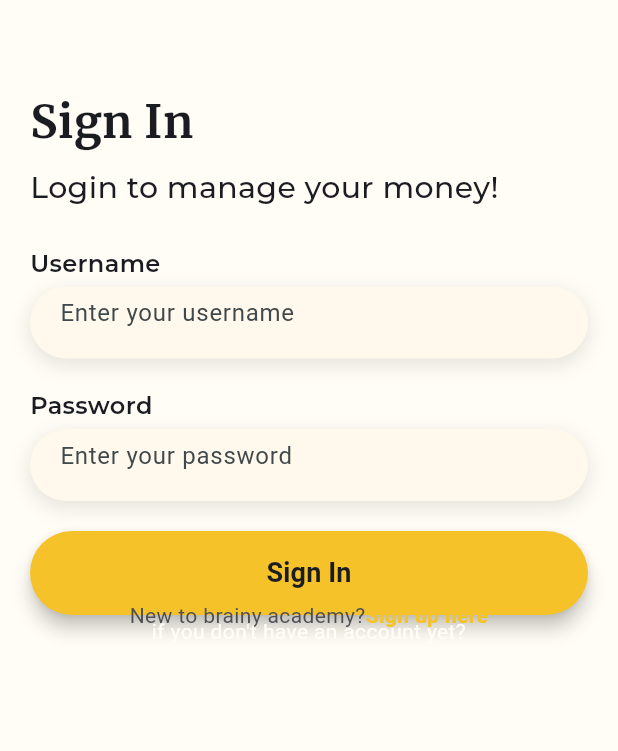
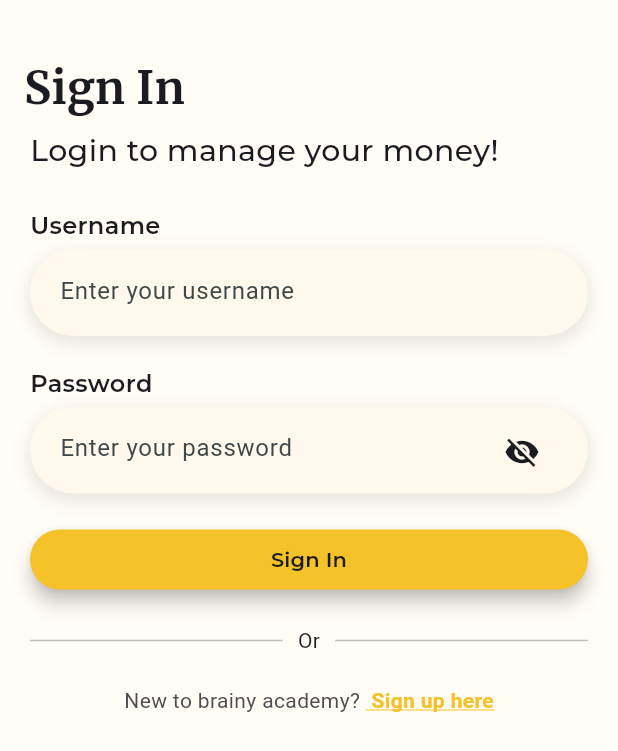
Before and after one commit to Puppychan/tymesavingfrontend, a Flutter app: the screen it shows after launch, on a phone screen of 412 x 824 dp. Shown: the top 751 px of the screen. Run offline on Flutter 3.47's test engine with Material 3 defaults, Android fonts, the phone set to English and light mode, and no system bars; project files that could hold a hidden picture were left out.

Commit message:
feat: update auth template, and add hide view password field

```diff
--- /dev/null
+++ b/lib/common/app_padding.dart
@@ -0,0 +1,5 @@
+import 'package:flutter/material.dart';
+
+class AppPaddingStyles {
+  static const EdgeInsetsGeometry pagePadding = EdgeInsets.fromLTRB(20, 0, 20, 20);
+}
--- /dev/null
+++ b/lib/components/divider_with_text.dart
@@ -0,0 +1,45 @@
+import 'package:flutter/material.dart';
+import 'package:tymesavingfrontend/common/app_color.dart';
+
+class DividerWithText extends StatelessWidget {
+  final String text;
+  final TextStyle? textStyle;
+  final Color lineColor;
+
+  const DividerWithText({
+    Key? key,
+    required this.text,
+    this.textStyle,
+    this.lineColor = AppColors.divider,
+  }) : super(key: key);
+
+  @override
+  Widget build(BuildContext context) {
+    return Row(
+      children: <Widget>[
+        Expanded(
+          child: Container(
+            margin: const EdgeInsets.only(right: 10.0),
+            child: Divider(
+              color: lineColor,
+              height: 1.5,
+            ),
+          ),
+        ),
+        Text(
+          text,
+          style: textStyle ?? const TextStyle(color: AppColors.gray),
+        ),
+        Expanded(
+          child: Container(
+            margin: const EdgeInsets.only(left: 10.0),
+            child: Divider(
+              color: lineColor,
+              height: 1.5,
+            ),
+          ),
+        ),
+      ],
+    );
+  }
+}
--- /dev/null
+++ b/lib/components/heading.dart
@@ -0,0 +1,40 @@
+import 'package:flutter/material.dart';
+import 'package:tymesavingfrontend/common/app_color.dart';
+import 'package:tymesavingfrontend/common/app_text_style.dart';
+import 'package:tymesavingfrontend/components/text_align.dart';
+
+class Heading extends StatelessWidget implements PreferredSizeWidget {
+  final String title;
+  final bool showBackButton;
+
+  const Heading({super.key, required this.title, this.showBackButton = false});
+
+  @override
+  Widget build(BuildContext context) {
+    return SafeArea(
+        child: Padding(
+            padding: const EdgeInsets.only(top: 30),
+            child: AppBar(
+              backgroundColor: AppColors.cream,
+              surfaceTintColor: AppColors.cream, // when scroll
+              title: CustomAlignText(text: title, style: AppTextStyles.heading),
+              leading: showBackButton
+                  ? IconButton(
+                      onPressed: () {
+                        Navigator.pop(context);
+                      },
+                      icon: const Icon(
+                        Icons.arrow_back_ios,
+                        color: AppColors
+                            .primaryText, // Ensure AppColors.primaryText is defined
+                        size: 24.0,
+                        semanticLabel: 'Back to previous page',
+                      ),
+                    )
+                  : null,
+            )));
+  }
+
+  @override
+  Size get preferredSize => const Size.fromHeight(kToolbarHeight + 30);
+}
--- a/lib/components/primary_button.dart
+++ b/lib/components/primary_button.dart
@@ -1,4 +1,5 @@
 import 'package:flutter/material.dart';
+import 'package:tymesavingfrontend/common/app_text_style.dart';
 import 'package:tymesavingfrontend/enum/button_theme.dart';
 import 'package:tymesavingfrontend/common/button_theme_data.dart';
 
@@ -23,15 +24,12 @@ class PrimaryButton extends StatelessWidget {
           style: AppButtonThemeData.themes[theme]?.copyWith(
             elevation: MaterialStateProperty.all(5), // Add shadow
             padding: MaterialStateProperty.all(
-              const EdgeInsets.symmetric(vertical: 15), // Adjust padding to your needs
+              const EdgeInsets.symmetric(vertical: 10), // Adjust padding to your needs
             ),
           ),
           child: Text(
             title,
-            style: const TextStyle(
-              fontSize: 18, // Adjust font size to your needs
-              fontWeight: FontWeight.bold, // Makes text bold
-            ),
+            style: AppTextStyles.button,
           ),
         ));
   }
--- a/lib/components/round_text_field.dart
+++ b/lib/components/round_text_field.dart
@@ -2,14 +2,15 @@ import 'package:flutter/material.dart';
 import 'package:tymesavingfrontend/common/app_color.dart';
 import 'package:tymesavingfrontend/common/app_text_style.dart';
 
-class RoundTextField extends StatelessWidget {
+class RoundTextField extends StatefulWidget {
   final String label;
   final String placeholder;
   final TextEditingController? controller;
   final TextInputType? keyboardType;
   // final TextAlign titleAlign;
   final bool obscureText;
-  final double componentHeight = 48;
+  final bool isPasswordField;
+  final double componentHeight = 58;
   final String? Function(String?)? validator; // Add a validator parameter
 
   const RoundTextField(
@@ -18,10 +19,23 @@ class RoundTextField extends StatelessWidget {
       required this.label,
       required this.placeholder,
       this.controller,
+      this.isPasswordField = false,
       this.keyboardType,
       this.obscureText =
           false, // Whether the text should be obscured - hidden from view - for passwords
       this.validator});
+
+  @override
+  State<RoundTextField> createState() => _RoundTextFieldState();
+}
+
+class _RoundTextFieldState extends State<RoundTextField> {
+  late bool _isObscure;
+  @override
+  void initState() {
+    super.initState();
+    _isObscure = widget.obscureText;
+  }
 
   @override
   Widget build(BuildContext context) {
@@ -33,7 +47,7 @@ class RoundTextField extends StatelessWidget {
           children: [
             Expanded(
               child: Text(
-                label,
+                widget.label,
                 textAlign: TextAlign.left,
                 style: AppTextStyles.inputLabel,
               ),
@@ -46,14 +60,14 @@ class RoundTextField extends StatelessWidget {
         ),
         // Input field
         Container(
-          height: componentHeight,
+          height: widget.componentHeight,
           width: double.maxFinite,
           alignment: Alignment.centerLeft,
           padding: const EdgeInsets.symmetric(horizontal: 20, vertical: 10),
           decoration: BoxDecoration(
             color: AppColors.tertiary,
             // border: Border.all(color: AppColors.divider),
-            borderRadius: BorderRadius.circular(componentHeight / 2),
+            borderRadius: BorderRadius.circular(widget.componentHeight / 2),
             boxShadow: const [
               BoxShadow(
                 color: Color(0x19000000),
@@ -64,19 +78,31 @@ class RoundTextField extends StatelessWidget {
             ],
           ),
           child: TextFormField(
-            controller: controller,
+            controller: widget.controller,
             // autovalidateMode:AutovalidateMode.onUserInteraction,
             decoration: InputDecoration(
               focusedBorder: InputBorder.none,
               enabledBorder: InputBorder.none,
-              // focusedErrorBorder: InputBorder.none,
-              hintText: placeholder,
+              focusedErrorBorder: InputBorder.none,
+              errorBorder: InputBorder.none,
+              hintText: widget.placeholder,
               contentPadding: const EdgeInsets.symmetric(vertical: 10),
-              // errorBorder: InputBorder.none,
-              // errorStyle: const TextStyle(fontSize: 0, height: 0),
+              errorStyle: const TextStyle(fontSize: 0, height: 0),
+              // icon
+              suffixIcon:  widget.isPasswordField ? IconButton(
+                icon: Icon(
+                  _isObscure ? Icons.visibility_off : Icons.visibility, // Toggle the icon
+                  color: AppColors.primaryText,
+                ),
+                onPressed: () {
+                  setState(() {
+                    _isObscure = !_isObscure;
+                  });
+                },
+              ) : null,
             ),
-            keyboardType: keyboardType,
-            obscureText: obscureText,
+            keyboardType: widget.keyboardType,
+            obscureText: _isObscure,
             // validator: validator, // Use the validator
           ),
         )
--- /dev/null
+++ b/lib/components/text_align.dart
@@ -0,0 +1,23 @@
+import 'package:flutter/material.dart';
+
+class CustomAlignText extends StatelessWidget {
+  final String text;
+  final TextAlign alignment;
+  final TextStyle style;
+
+  const CustomAlignText(
+      {super.key, required this.text, this.alignment = TextAlign.left, required this.style});
+
+  @override
+  Widget build(BuildContext context) {
+    return Align(
+      alignment: Alignment.centerLeft,
+      child: Text(
+        text,
+        style: style,
+        textAlign: alignment,
+        textWidthBasis: TextWidthBasis.longestLine,
+      ),
+    );
+  }
+}
--- a/lib/layouts/login_form.dart
+++ b/lib/layouts/login_form.dart
@@ -20,7 +20,7 @@ class _LoginFormState extends State<LoginForm> {
   void _trySubmit() {
     // Manually trigger validation and show errors in toast if any field is not valid
     final String? validateMessageUsername =
-        Validator.validateEmail(_usernameController.text);
+        Validator.validateUsername(_usernameController.text);
     if (validateMessageUsername != null) {
       ErrorDisplay.showErrorToast(validateMessageUsername, context);
       return;
@@ -66,7 +66,7 @@ class _LoginFormState extends State<LoginForm> {
             label: "Username",
             controller: _usernameController,
             placeholder: 'Enter your username',
-            keyboardType: TextInputType.emailAddress,
+            keyboardType: TextInputType.text,
             // validator: Validator
             //     .validateEmail, // only if want to validate email under the text field
           ),
@@ -76,6 +76,8 @@ class _LoginFormState extends State<LoginForm> {
             placeholder: 'Enter your password',
             controller: _passwordController,
             obscureText: true,
+            isPasswordField: true,
+            keyboardType: TextInputType.visiblePassword,
             // validator: Validator.validatePassword,
           ),
           const SizedBox(height: 20),
--- a/lib/screens/sign_in_page.dart
+++ b/lib/screens/sign_in_page.dart
@@ -1,13 +1,13 @@
 import 'package:flutter/gestures.dart';
 import 'package:flutter/material.dart';
-import 'package:tymesavingfrontend/components/primary_button.dart';
-import 'package:tymesavingfrontend/components/round_text_field.dart';
+import 'package:tymesavingfrontend/common/app_padding.dart';
+import 'package:tymesavingfrontend/components/divider_with_text.dart';
+import 'package:tymesavingfrontend/components/heading.dart';
+import 'package:tymesavingfrontend/components/text_align.dart';
 import 'package:tymesavingfrontend/layouts/login_form.dart';
-// import 'package:tymesavingfrontend/components/SecondaryButton.dart';
-import 'package:tymesavingfrontend/screens/SignUpPage.dart';
+import 'package:tymesavingfrontend/screens/sign_up_page.dart';
 import 'package:tymesavingfrontend/common/app_color.dart';
 import 'package:tymesavingfrontend/common/app_text_style.dart';
-import 'package:tymesavingfrontend/utils/validator.dart';
 
 class SignInView extends StatefulWidget {
   const SignInView({super.key});
@@ -20,112 +20,78 @@ class _SignInViewState extends State<SignInView> {
   TextEditingController txtUsername = TextEditingController();
   TextEditingController txtPassword = TextEditingController();
   bool isRemember = false;
-  // final TapGestureRecognizer _signUpTapRecognizer = TapGestureRecognizer()
-  //   ..onTap = () {
-  //     // Handle the tap event, e.g., by navigating to a sign-up page
-  //     print('Navigate to sign-up screen');
-  //   };
+
 
   @override
   Widget build(BuildContext context) {
     var media = MediaQuery.sizeOf(context);
-    return const Scaffold(
+    // Create the TapGestureRecognizer
+    final TapGestureRecognizer signUpRecognizer = TapGestureRecognizer()
+      ..onTap = () {
+        // Code to execute when "Sign up here" is tapped
+        Navigator.push(
+          context,
+          MaterialPageRoute(builder: (context) => const SignUpView()),
+        );
+      };
+        return Scaffold(
       backgroundColor: AppColors.cream,
-      body: SafeArea(
-        child: Padding(
-          padding: EdgeInsets.fromLTRB(20, 60, 20, 10),
-          child: Column(
+      appBar: const Heading(title: 'Sign In'),
+      body: SingleChildScrollView(
+        padding: AppPaddingStyles.pagePadding,
+        child: Column(
             crossAxisAlignment: CrossAxisAlignment.center,
             children: [
               // Image.asset("assets/img/app_logo_light.png",
               //     width: media.width * 0.5, fit: BoxFit.contain),
-              Align(
-                alignment: Alignment.centerLeft,
-                child: Text(
-                  'Sign In',
-                  style: AppTextStyles.heading,
-                  textAlign: TextAlign.left,
-                  textWidthBasis: TextWidthBasis.longestLine,
-                ),
-              ),
-              SizedBox(
-                height: 8,
-              ),
-              Align(
-                alignment: Alignment.centerLeft,
-                child: Text(
-                  'Login to manage your money!',
-                  style: AppTextStyles.subHeading,
-                  textAlign: TextAlign.left,
-                  textWidthBasis: TextWidthBasis.longestLine,
-                ),
-              ),
-              SizedBox(
+              const CustomAlignText(text: 'Login to manage your money!', style: AppTextStyles.subHeading),
+              const SizedBox(
                 height: 24,
               ),
 
-              LoginForm(),
+              const LoginForm(),
+              const SizedBox(
+                height: 20,
+              ),
+              const DividerWithText(text: 'Or'),
+              const SizedBox(
+                height: 20,
+              ),
               Text.rich(
                 TextSpan(
                   children: [
-                    TextSpan(
-                      text: 'New to brainy academy?',
+                    const TextSpan(
+                      text: 'New to brainy academy? ',
                       style: TextStyle(
                         color: AppColors.secondary,
                         fontSize: 14,
-                        // fontFamily: 'Montserrat',
                         fontWeight: FontWeight.w400,
-                        height: 0.10,
+                        height: 1.5,
                       ),
                     ),
                     TextSpan(
-                      text: 'Sign up here',
-                      // recognizer:
-                      //     _signUpTapRecognizer, // Attach the recognizer to this TextSpan
+                      text: ' Sign up here',
+                      recognizer:
+                          signUpRecognizer, // Attach the recognizer here
+                      style: const TextStyle(
+                        color: AppColors.primary,
 
-                      style: TextStyle(
-                        color: AppColors.primary,
                         fontSize: 14,
-                        // fontFamily: 'Montserrat',
                         fontWeight: FontWeight.w600,
-                        height: 0.10,
+                        height: 1.5,
+                        decoration: TextDecoration
+                            .underline, // Optionally add underline
+                        decorationColor:
+                            AppColors.primary, // Change the color of the underline
                       ),
                     ),
                   ],
                 ),
-                textAlign: TextAlign.center,
               ),
-              Text(
-                "if you don't have an account yet?",
-                textAlign: TextAlign.center,
-                style: TextStyle(color: AppColors.cream, fontSize: 14),
-              ),
-              SizedBox(
-                height: 20,
-              ),
-              // SecondaryButton(
-              //   title: "Sign up",
-              //   onPressed: () {
-              //     Navigator.push(
-              //       context,
-              //       MaterialPageRoute(
-              //         builder: (context) => const SignUpView(),
-              //       ),
-              //     );
-              //   },
-              // ),
 
-              // TextButton(
-              //   onPressed: () {
-              //     Navigator.of(context)
-              //         .push(MaterialPageRoute(builder: (ctx) => const SignInView()));
-              //   },
-              //   child: Text("Don't have an account? Sign Up"),
-              // ),
             ],
           ),
         ),
-      ),
     );
   }
 }
```
Also changed, not shown: lib/components/SecondaryButton.dart (deleted, +0 -37 lines), lib/layouts/signup_form.dart (added, +139 -0 lines), lib/screens/SignUpPage.dart (deleted, +0 -143 lines), lib/screens/sign_up_page.dart (added, +96 -0 lines), lib/utils/validator.dart (+28 -6 lines).
